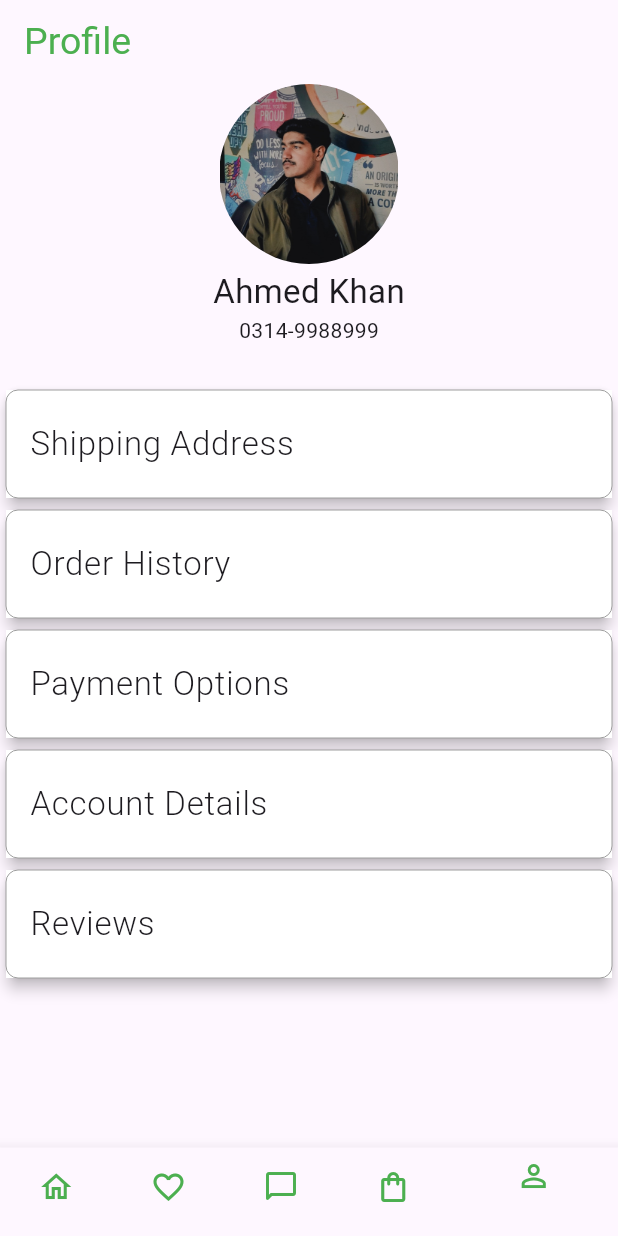
After one commit to Wenster007/Storefy_Ecommerce_App, a Flutter app: the screen it shows after launch, item 5 of the bottom bar chosen, on a phone screen of 412 x 824 dp. The commit adds this screen. Run offline on Flutter 3.47's test engine with Material 2 defaults, Android fonts, the phone set to English and light mode, and no system bars; our stand-ins replace flutter_riverpod.

Commit message:
Completed the Profile and also removed the issues in cartScreen .

```diff
--- a/lib/screens/checkout_screen.dart
+++ b/lib/screens/checkout_screen.dart
@@ -39,7 +39,7 @@ class CheckOutScreen extends ConsumerWidget {
       appBar: AppBar(
         title: const Text(
           "Cart",
-          style: TextStyle(color: Colors.green),
+          style: TextStyle(color: Colors.green, fontSize: 25),
         ),
       ),
       body: cartBody,
--- a/lib/screens/main_screen_tab.dart
+++ b/lib/screens/main_screen_tab.dart
@@ -2,6 +2,7 @@ import 'package:ecommerce/screens/checkout_screen.dart';
 import 'package:ecommerce/screens/favorite_screen.dart';
 import 'package:ecommerce/screens/main_screen.dart';
 import 'package:ecommerce/screens/notification_screen.dart';
+import 'package:ecommerce/screens/profile_screen.dart';
 import 'package:flutter/material.dart';
 
 class MainScreenTab extends StatefulWidget {
@@ -34,7 +35,7 @@ class _MainScreenTabState extends State<MainScreenTab> {
         activeTab = const CheckOutScreen();
         break;
       case 4:
-        //myProfile section
+        activeTab = const ProfileScreen();
         break;
     }
 
--- /dev/null
+++ b/lib/screens/profile_screen.dart
@@ -0,0 +1,44 @@
+import 'package:ecommerce/widgets/profile_list_tile.dart';
+import 'package:flutter/material.dart';
+
+class ProfileScreen extends StatelessWidget {
+  const ProfileScreen({Key? key}) : super(key: key);
+
+  @override
+  Widget build(BuildContext context) {
+    return Scaffold(
+      appBar: AppBar(
+          title: const Text(
+        "Profile",
+        style: TextStyle(color: Colors.green, fontSize: 25),
+      )),
+      body: ListView(children: [
+        Container(
+          width: double.infinity,
+          height: 200,
+          child: Column(
+            children: [
+              ClipRRect(
+                borderRadius: BorderRadius.circular(60),
+                child: Image.asset(
+                  "assets/images/myimage.jpg",
+                  height: 120,
+                  width: 120,
+                ),
+              ),
+              const SizedBox(height: 3,),
+              const Text("Ahmed Khan",  style: TextStyle(fontSize: 22),),
+              const Text("0314-9988999",  style: TextStyle(fontSize: 14),),
+
+            ],
+          ),
+        ),
+        ProfileListTile(listItemTitle: "Shipping Address", listItemOnTap: (){}),
+        ProfileListTile(listItemTitle: "Order History", listItemOnTap: (){}),
+        ProfileListTile(listItemTitle: "Payment Options", listItemOnTap: (){}),
+        ProfileListTile(listItemTitle: "Account Details", listItemOnTap: (){}),
+        ProfileListTile(listItemTitle: "Reviews", listItemOnTap: (){}),
+      ]),
+    );
+  }
+}
--- /dev/null
+++ b/lib/widgets/profile_list_tile.dart
@@ -0,0 +1,30 @@
+import 'package:flutter/material.dart';
+
+class ProfileListTile extends StatelessWidget {
+  const ProfileListTile({Key? key, required this.listItemTitle, required this.listItemOnTap}) : super(key: key);
+
+  final String listItemTitle;
+  final void Function() listItemOnTap;
+
+  @override
+  Widget build(BuildContext context) {
+    return Card(
+      elevation: 4.0, // Controls the intensity of the shadow
+      shape: RoundedRectangleBorder(
+        borderRadius: BorderRadius.circular(8.0), // Controls the corner radius of the ListTile
+        side: const BorderSide(
+          color: Colors.grey, // Color of the border
+          width: 0, // Width of the border
+        ),
+      ),
+      child: ListTile(
+        title: Text(listItemTitle, style: const TextStyle(fontSize: 22, fontWeight: FontWeight.w300)),
+        onTap: listItemOnTap,
+        // Add your desired styles to the ListTile
+        tileColor: Colors.white, // Background color of ListTile
+        contentPadding: const EdgeInsets.symmetric(vertical: 8.0, horizontal: 16.0), // Padding around ListTile content
+        // Add more style properties as needed
+      ),
+    );
+  }
+}
```
Also changed, not shown: lib/provider/cart_provider.dart (+0 -11 lines), lib/widgets/billing_summary.dart (+15 -5 lines), lib/widgets/inventory_button.dart (+14 -1 lines), assets/images/myimage.jpg (added).
